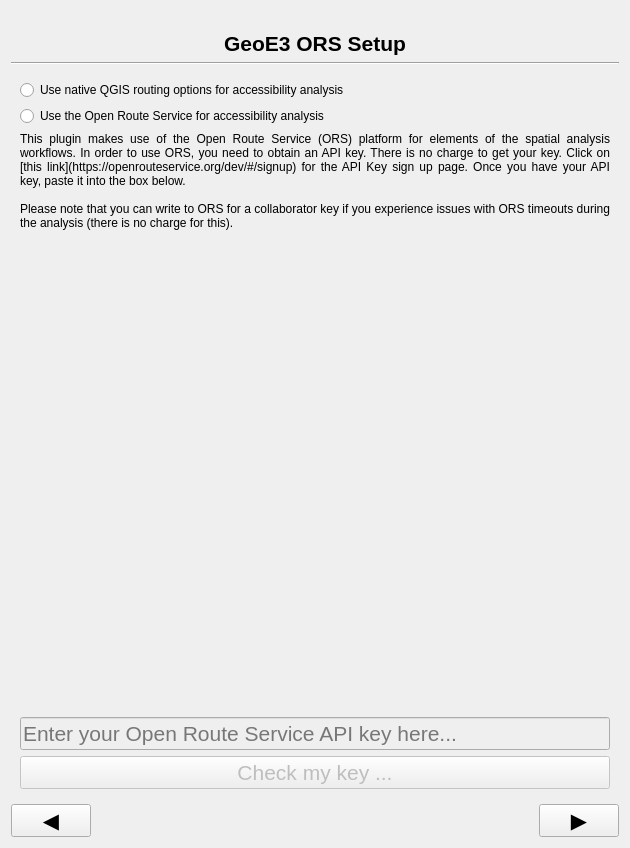
The window that geest/ui/ors_panel_base.ui (worldbank/GEEST) describes before a commit, drawn with Qt 5.
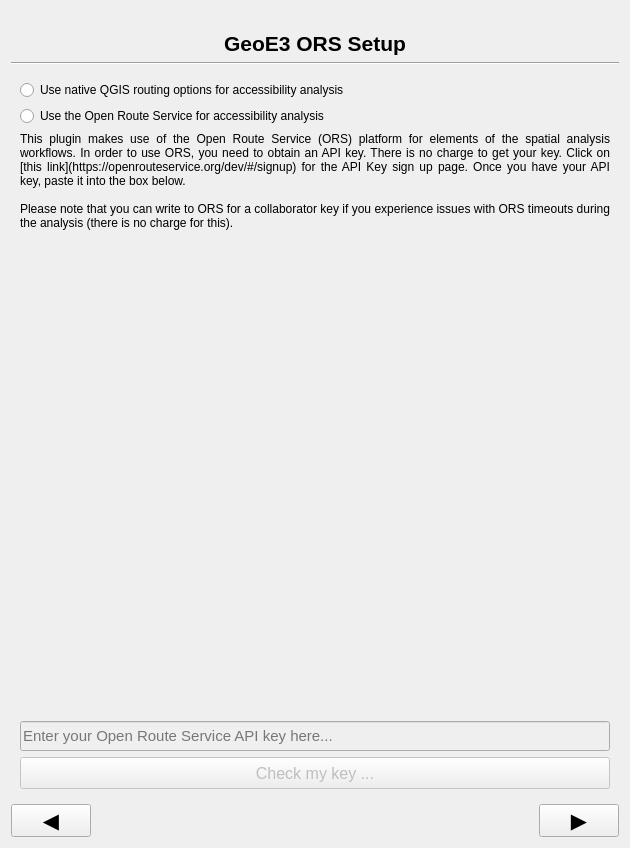
The same window after the commit. Icons and pictures are not drawn.

```diff
--- a/geest/ui/ors_panel_base.ui
+++ b/geest/ui/ors_panel_base.ui
@@ -129,18 +129,30 @@
         <x>0</x>
         <y>0</y>
         <width>612</width>
-        <height>655</height>
+        <height>620</height>
        </rect>
       </property>
       <layout class="QGridLayout" name="gridLayout_2">
+       <property name="horizontalSpacing">
+        <number>8</number>
+       </property>
+       <property name="verticalSpacing">
+        <number>6</number>
+       </property>
        <item row="5" column="0">
         <widget class="QPushButton" name="check_key_button">
          <property name="enabled">
           <bool>false</bool>
          </property>
+         <property name="minimumSize">
+          <size>
+           <width>0</width>
+           <height>32</height>
+          </size>
+         </property>
          <property name="font">
           <font>
-           <pointsize>16</pointsize>
+           <pointsize>12</pointsize>
           </font>
          </property>
          <property name="text">
@@ -159,9 +171,15 @@
            <verstretch>0</verstretch>
           </sizepolicy>
          </property>
+         <property name="minimumSize">
+          <size>
+           <width>0</width>
+           <height>30</height>
+          </size>
+         </property>
          <property name="font">
           <font>
-           <pointsize>16</pointsize>
+           <pointsize>11</pointsize>
           </font>
          </property>
          <property name="placeholderText">
@@ -195,14 +213,14 @@
           <widget class="QLabel" name="status_label">
            <property name="minimumSize">
             <size>
-             <width>128</width>
-             <height>128</height>
+             <width>72</width>
+             <height>72</height>
             </size>
            </property>
            <property name="maximumSize">
             <size>
-             <width>128</width>
-             <height>128</height>
+             <width>72</width>
+             <height>72</height>
             </size>
            </property>
            <property name="text">
```
